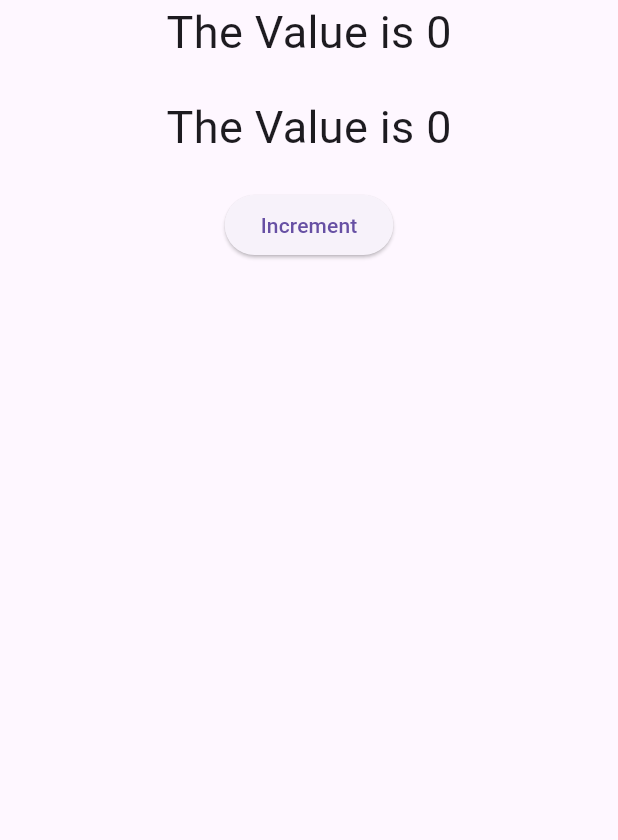
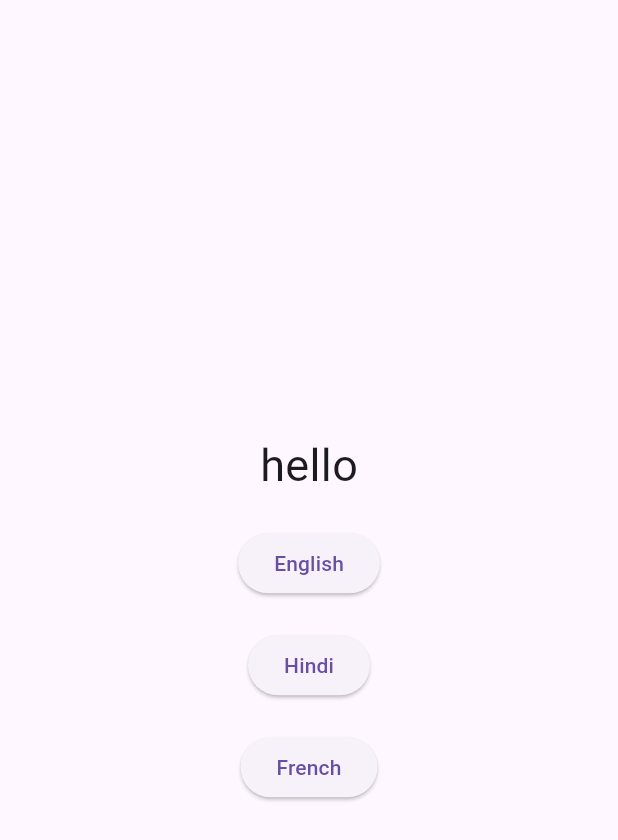
Before and after one commit to ChandanGupta31/get_x, a Flutter app: the screen it shows after launch, on a phone screen of 412 x 824 dp. Shown: the top 840 px of the screen. Run offline on Flutter 3.47's test engine with Material 3 defaults, Android fonts, the phone set to English and light mode, and no system bars; our stand-ins replace get.

Commit message:
Getx Internationalization

```diff
--- /dev/null
+++ b/lib/get_x/14_implementing_internationalization/business_logic.dart
@@ -0,0 +1,12 @@
+import 'dart:ui';
+
+import 'package:get/get.dart';
+
+class MyController extends GetxController{
+
+  void changeLanguage(var param1, var param2){
+    var locale = Locale(param1, param2);
+    Get.updateLocale(locale);
+  }
+
+}
--- /dev/null
+++ b/lib/get_x/14_implementing_internationalization/messages.dart
@@ -0,0 +1,19 @@
+import 'package:get/get.dart';
+
+class Messages extends Translations{
+  @override
+  // TODO: implement keys
+  Map<String, Map<String, String>> get keys => {
+    'en_US' : {
+      'hello' : 'Hello',
+    },
+    'hi_IN' : {
+      'hello' : 'नमस्कार',
+    },
+    'fr_FR' : {
+      'hello' : 'Bonjour',
+    }
+
+  };
+
+}
--- /dev/null
+++ b/lib/get_x/14_implementing_internationalization/ui.dart
@@ -0,0 +1,65 @@
+import 'package:flutter/material.dart';
+import 'package:get/get.dart';
+import 'package:get_x/get_x/14_implementing_internationalization/business_logic.dart';
+import 'package:get_x/get_x/14_implementing_internationalization/messages.dart';
+
+// For this directly launch the page
+class GetxInternationalization extends StatelessWidget {
+  const GetxInternationalization({super.key});
+
+  @override
+  Widget build(BuildContext context) {
+    return GetMaterialApp(
+      translations: Messages(),
+      locale: Locale(
+        'en_US',
+      ), // Setting the default language, we can also took the device locale using Get.deviceLocale
+      fallbackLocale:
+          Locale('en_US'), // Fallback local if wrong locale is taken
+      title: 'Internationalization',
+      home: Scaffold(
+        body: Center(
+          child: Column(
+            mainAxisAlignment: MainAxisAlignment.center,
+            crossAxisAlignment: CrossAxisAlignment.center,
+            children: [
+              Text(
+                'hello'.tr,
+                style: TextStyle(
+                  fontSize: 30,
+                ),
+              ),
+              SizedBox(
+                height: 20,
+              ),
+              ElevatedButton(
+                onPressed: () {
+                  MyController().changeLanguage('en', 'US');
+                },
+                child: Text('English'),
+              ),
+              SizedBox(
+                height: 20,
+              ),
+              ElevatedButton(
+                onPressed: () {
+                  MyController().changeLanguage('hi', 'IN');
+                },
+                child: Text('Hindi'),
+              ),
+              SizedBox(
+                height: 20,
+              ),
+              ElevatedButton(
+                onPressed: () {
+                  MyController().changeLanguage('fr', 'FR');
+                },
+                child: Text('French'),
+              ),
+            ],
+          ),
+        ),
+      ),
+    );
+  }
+}
```
Also changed, not shown: lib/main.dart (+21 -19 lines).
